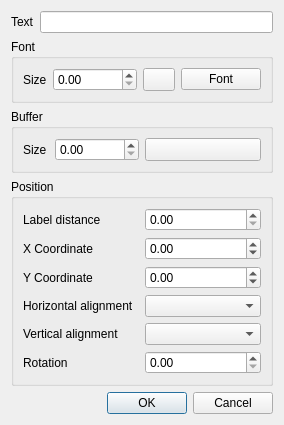
Above: src/ui/qgslabelpropertydialogbase.ui from kadas-albireo/kadas-albireo before the change. Below: the same form after it.
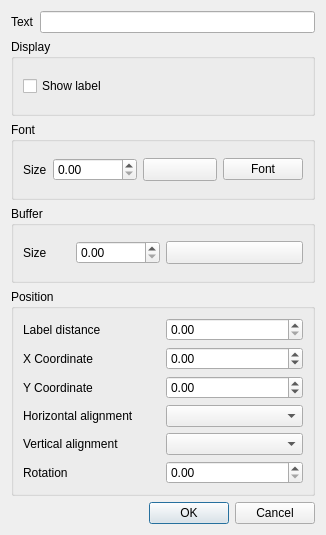
That is the form after the change. Custom widgets are drawn as their Qt base class.

Commit message:
Add Show Label to advanced labeling data defined columns
- Allows label to be shown/hidden (1 or 0) without adjusting the mapped font size field
- Current method of setting mapped font size field to 0 still works
- Show label checkbox added to Change Label tool's dialog

Diff of the .ui file:
```diff
--- a/src/ui/qgslabelpropertydialogbase.ui
+++ b/src/ui/qgslabelpropertydialogbase.ui
@@ -6,8 +6,8 @@
    <rect>
     <x>0</x>
     <y>0</y>
-    <width>284</width>
-    <height>411</height>
+    <width>326</width>
+    <height>535</height>
    </rect>
   </property>
   <property name="windowTitle">
@@ -28,7 +28,7 @@
      </item>
     </layout>
    </item>
-   <item row="1" column="0">
+   <item row="2" column="0">
     <widget class="QGroupBox" name="mFontGroupBox">
      <property name="title">
       <string>Font</string>
@@ -75,7 +75,7 @@
      </layout>
     </widget>
    </item>
-   <item row="2" column="0">
+   <item row="3" column="0">
     <widget class="QGroupBox" name="mBufferGroupBox">
      <property name="title">
       <string>Buffer</string>
@@ -115,7 +115,7 @@
      </layout>
     </widget>
    </item>
-   <item row="3" column="0">
+   <item row="4" column="0">
     <widget class="QGroupBox" name="mPositionGroupBlox">
      <property name="title">
       <string>Position</string>
@@ -202,7 +202,7 @@
      </layout>
     </widget>
    </item>
-   <item row="4" column="0">
+   <item row="5" column="0">
     <widget class="QDialogButtonBox" name="buttonBox">
      <property name="orientation">
       <enum>Qt::Horizontal</enum>
@@ -212,6 +212,22 @@
      </property>
     </widget>
    </item>
+   <item row="1" column="0">
+    <widget class="QGroupBox" name="groupBox">
+     <property name="title">
+      <string>Display</string>
+     </property>
+     <layout class="QGridLayout" name="gridLayout_5">
+      <item row="0" column="0">
+       <widget class="QCheckBox" name="mShowLabelChkbx">
+        <property name="text">
+         <string>Show label</string>
+        </property>
+       </widget>
+      </item>
+     </layout>
+    </widget>
+   </item>
   </layout>
  </widget>
  <customwidgets>
```
The commit also changes 6 other files.
